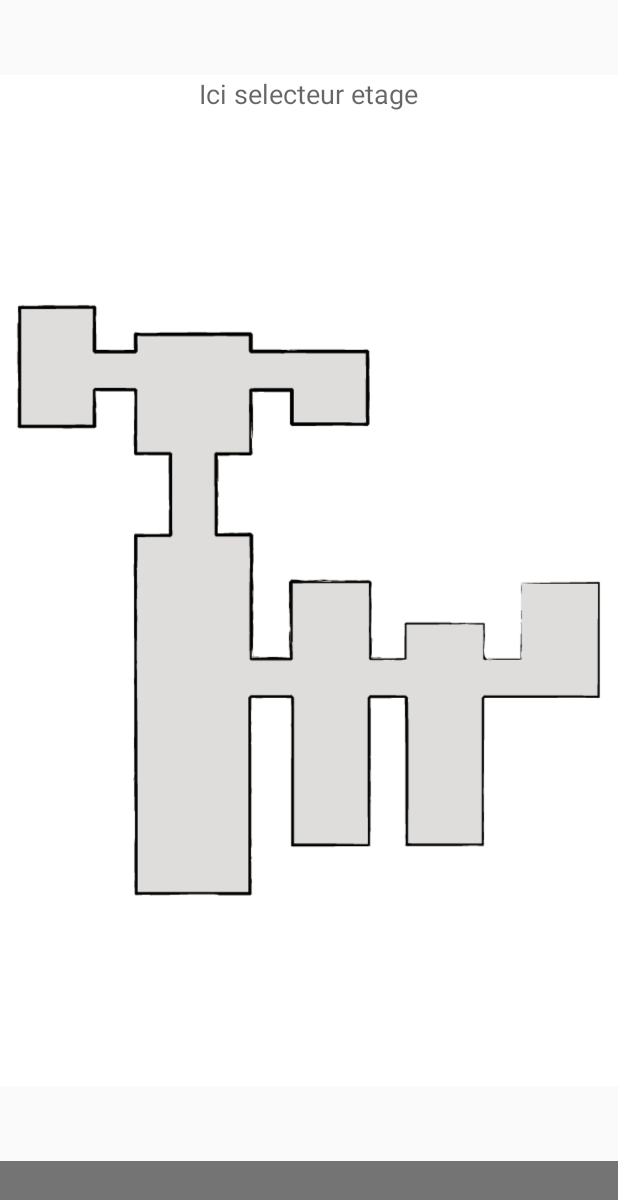
After one commit to CaptureSI28/android, an Android app: the fragment FragmentMap placed in its activity, on a phone screen of 412 x 824 dp. The commit adds this screen. Shown: the top 1200 px of the screen. Run offline under Robolectric (Android 15) with nearby library versions, the phone set to English and light mode, and no system bars; 1 statement that could not run was skipped.

Commit message:
Ajout CARTE
Ajout de la carte (avec 4 zones pour le moment..)

```diff
--- a/app/src/main/java/com/example/josephrocca/multiviewapptest/model/Menu.java
+++ b/app/src/main/java/com/example/josephrocca/multiviewapptest/model/Menu.java
@@ -9,6 +9,7 @@ import android.view.View;
 import android.widget.ImageView;
 
 import com.example.josephrocca.multiviewapptest.R;
+import com.example.josephrocca.multiviewapptest.view.FragmentMap;
 import com.example.josephrocca.multiviewapptest.view.TopInfo;
 import com.example.josephrocca.multiviewapptest.view.fragmentOne;
 import com.example.josephrocca.multiviewapptest.view.fragmentTwo;
@@ -92,7 +93,7 @@ public class Menu {
         Fragment fr;
 
         switch(frag){
-            case 1 : fr = new fragmentOne();break;
+            case 1 : fr = new FragmentMap();break;
             case 2 : fr = new fragmentTwo();break;
             case 3 : fr = new fragmentOne();break;
             case 4 : fr = new fragmentTwo();break;
--- /dev/null
+++ b/app/src/main/java/com/example/josephrocca/multiviewapptest/view/FragmentMap.java
@@ -0,0 +1,57 @@
+package com.example.josephrocca.multiviewapptest.view;
+
+
+import android.app.Fragment;
+import android.os.Bundle;
+import android.view.LayoutInflater;
+import android.view.View;
+import android.view.ViewGroup;
+import android.widget.ImageView;
+
+import com.example.josephrocca.multiviewapptest.Control;
+import com.example.josephrocca.multiviewapptest.R;
+import com.example.josephrocca.multiviewapptest.model.Zone;
+import com.example.josephrocca.multiviewapptest.utils.MyColor;
+
+import java.util.HashMap;
+
+public class FragmentMap extends Fragment {
+
+    static HashMap<Integer, Integer> zoneLayoutId = new HashMap<Integer, Integer>();
+    static{
+        zoneLayoutId.put(1, R.id.planbfz1);
+        zoneLayoutId.put(2, R.id.planbfz2);
+        zoneLayoutId.put(3, R.id.planbfz3);
+        zoneLayoutId.put(4, R.id.planbfz4);
+    }
+
+
+    @Override
+    public View onCreateView(LayoutInflater inflater,
+                             ViewGroup container, Bundle savedInstanceState) {
+
+        View v = inflater.inflate(R.layout.fragment_map, container, false);
+
+        // Ici on simule la récupération de l'étage
+        // TODO : le faire vraiment...
+        int etage = 0;
+
+
+        // Pour chaque zone, on allume (ou non) de la couleur corespondante
+        ImageView zoneImg;
+
+        for(Integer idxZone : zoneLayoutId.keySet()){
+            zoneImg = (ImageView)v.findViewById(zoneLayoutId.get(idxZone));
+            int team = Control.getInstance().getZoneByIdx(etage*10+idxZone).getTeam();
+            if(team != 0) {
+                zoneImg.setColorFilter(MyColor.getTeamColorById(team, false));
+                zoneImg.setAlpha(0.5f);
+            }
+            else{
+                zoneImg.setAlpha(0.0f);
+            }
+        }
+
+        return v;
+    }
+}
--- a/app/src/main/java/com/example/josephrocca/multiviewapptest/view/MainActivity.java
+++ b/app/src/main/java/com/example/josephrocca/multiviewapptest/view/MainActivity.java
@@ -13,6 +13,7 @@ import android.widget.TableRow;
 import com.example.josephrocca.multiviewapptest.Control;
 import com.example.josephrocca.multiviewapptest.model.Menu;
 import com.example.josephrocca.multiviewapptest.R;
+import com.example.josephrocca.multiviewapptest.model.Zone;
 import com.example.josephrocca.multiviewapptest.utils.ZBarConstants;
 import com.example.josephrocca.multiviewapptest.server.ServerRequest;
 
@@ -95,7 +96,6 @@ public class MainActivity extends ActionBarActivity {
                     alertDialog.show();
                 }
 
-
             }
         }
     }
--- a/app/src/main/java/com/example/josephrocca/multiviewapptest/view/fragmentOne.java
+++ b/app/src/main/java/com/example/josephrocca/multiviewapptest/view/fragmentOne.java
@@ -14,6 +14,8 @@ public class fragmentOne extends Fragment {
     public View onCreateView(LayoutInflater inflater,
                              ViewGroup container, Bundle savedInstanceState) {
 
+
+
         return inflater.inflate(
                 R.layout.fragment_one, container, false);
     }
--- /dev/null
+++ b/app/src/main/res/layout/fragment_map.xml
@@ -0,0 +1,79 @@
+<?xml version="1.0" encoding="utf-8"?>
+
+<LinearLayout
+    xmlns:android="http://schemas.android.com/apk/res/android"
+    android:layout_width="match_parent"
+    android:layout_height="match_parent"
+    android:background="#ffffffff"
+    android:orientation="vertical">
+
+    <LinearLayout
+        android:orientation="horizontal"
+        android:layout_width="match_parent"
+        android:layout_height="wrap_content"
+        android:layout_gravity="center_vertical"
+        android:gravity="center">
+
+        <TextView
+            android:layout_width="wrap_content"
+            android:layout_height="wrap_content"
+            android:textAppearance="?android:attr/textAppearanceMedium"
+            android:text="Ici selecteur etage"
+            android:id="@+id/textView" />
+    </LinearLayout>
+
+    <RelativeLayout
+        android:layout_width="match_parent"
+        android:layout_height="match_parent">
+
+        <ImageView
+            android:layout_width="match_parent"
+            android:layout_height="match_parent"
+            android:id="@+id/planbfbacktrame"
+            android:src="@drawable/planbfbacktrame"
+            android:layout_alignParentTop="true"
+            android:layout_alignParentLeft="true"
+            android:layout_alignParentStart="true" />
+
+        <ImageView
+            android:layout_width="match_parent"
+            android:layout_height="match_parent"
+            android:id="@+id/planbfz1"
+            android:src="@drawable/planbfz1"
+            android:alpha="0"
+            android:layout_alignParentTop="true"
+            android:layout_alignParentLeft="true"
+            android:layout_alignParentStart="true" />
+
+        <ImageView
+            android:layout_width="match_parent"
+            android:layout_height="match_parent"
+            android:id="@+id/planbfz2"
+            android:src="@drawable/planbfz2"
+            android:alpha="0"
+            android:layout_alignParentTop="true"
+            android:layout_alignParentLeft="true"
+            android:layout_alignParentStart="true" />
+
+        <ImageView
+            android:layout_width="match_parent"
+            android:layout_height="match_parent"
+            android:id="@+id/planbfz3"
+            android:src="@drawable/planbfz3"
+            android:alpha="0"
+            android:layout_alignParentTop="true"
+            android:layout_alignParentLeft="true"
+            android:layout_alignParentStart="true" />
+
+        <ImageView
+            android:layout_width="match_parent"
+            android:layout_height="match_parent"
+            android:id="@+id/planbfz4"
+            android:src="@drawable/planbfz4"
+            android:alpha="0"
+            android:layout_alignParentTop="true"
+            android:layout_alignParentLeft="true"
+            android:layout_alignParentStart="true" />
+    </RelativeLayout>
+
+</LinearLayout>
```
Also changed, not shown: app/src/main/java/com/example/josephrocca/multiviewapptest/Control.java (+17 -5 lines), app/src/main/java/com/example/josephrocca/multiviewapptest/model/Team.java (+1 -20 lines), app/src/main/java/com/example/josephrocca/multiviewapptest/server/ServerRequest.java (+22 -0 lines), app/src/main/res/layout/fragment_one.xml (+4 -4 lines), app/src/main/res/drawable/planbfbacktrame.jpg (added), app/src/main/res/drawable/planbfz1.png (added), app/src/main/res/drawable/planbfz2.png (added), app/src/main/res/drawable/planbfz3.png (added), app/src/main/res/drawable/planbfz4.png (added).
